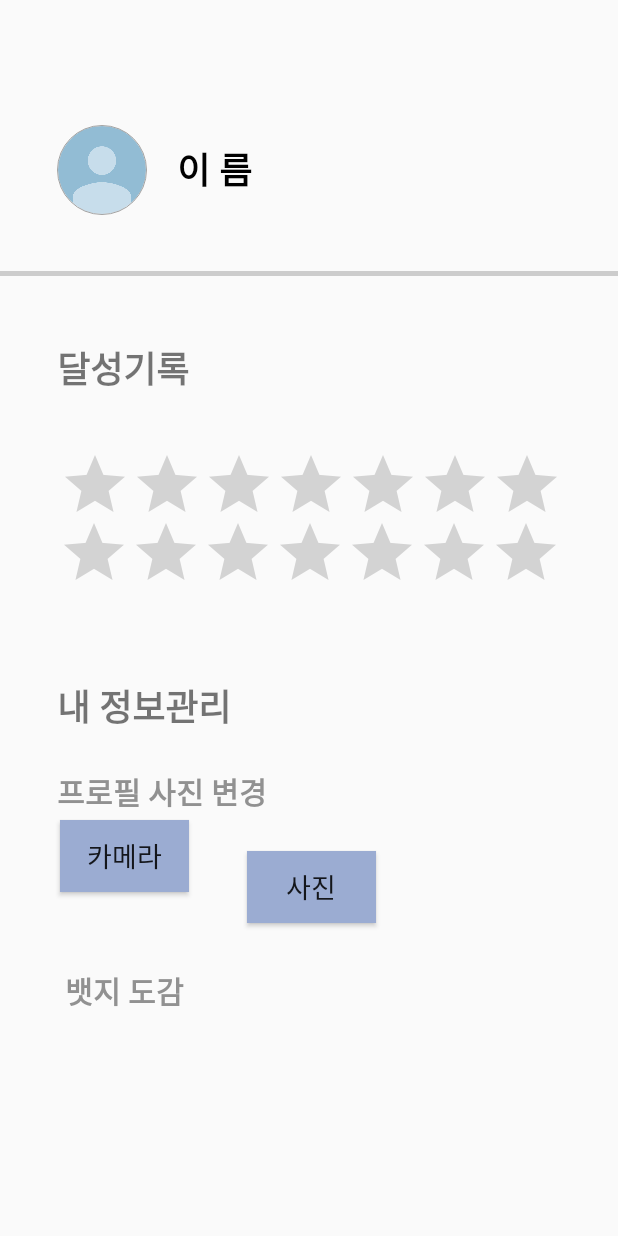
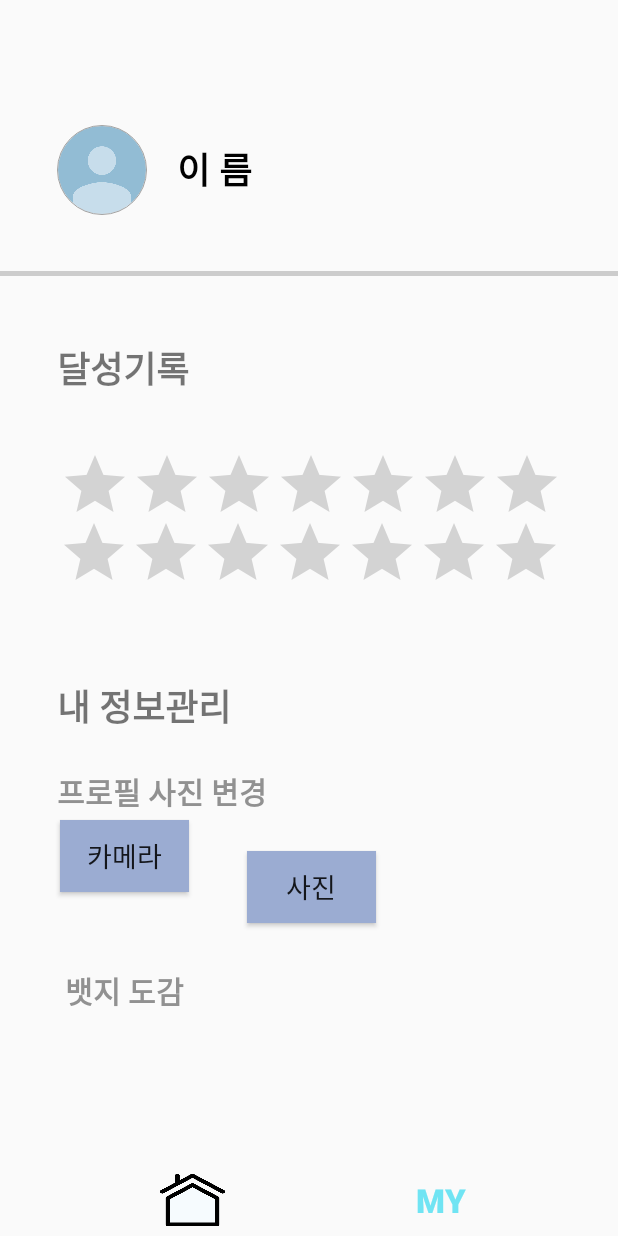
Before and after one commit to pknu-wap/2023_2_APP_TEAM2, an Android app: the layout activity_mypage.xml on its own in the app's theme, with its tools: preview values and no code run, on a phone screen of 412 x 824 dp. Run offline under Robolectric (Android 15) with nearby library versions, the phone set to English and light mode, and no system bars.

Commit message:
myPage 연결, 홈버튼 MY버튼 생성

```diff
--- a/app/src/main/java/com/example/gogo/MainActivity.kt
+++ b/app/src/main/java/com/example/gogo/MainActivity.kt
@@ -21,7 +21,6 @@ class MainActivity : ComponentActivity() {
         binding = ActivityMainBinding.inflate(layoutInflater)
         setContentView(binding.root)
 
-        AppCompatDelegate.setDefaultNightMode(AppCompatDelegate.MODE_NIGHT_NO)
         // 네비게이션 바를 숨김
         window.decorView.systemUiVisibility = View.SYSTEM_UI_FLAG_HIDE_NAVIGATION or View.SYSTEM_UI_FLAG_FULLSCREEN
 
--- a/app/src/main/res/layout/activity_mypage.xml
+++ b/app/src/main/res/layout/activity_mypage.xml
@@ -189,4 +189,48 @@
         app:layout_constraintTop_toTopOf="parent"
         app:layout_constraintVertical_bias="0.448" />
 
+    <androidx.constraintlayout.widget.ConstraintLayout
+        android:id="@+id/LowerMarginLayout"
+        android:layout_width="match_parent"
+        android:layout_height="0dp"
+        app:layout_constraintVertical_weight="0.6"
+        app:layout_constraintBottom_toBottomOf="parent">
+
+        <LinearLayout
+            android:layout_width="wrap_content"
+            android:layout_height="wrap_content"
+            android:orientation="horizontal"
+            app:layout_constraintStart_toStartOf="parent"
+            app:layout_constraintTop_toTopOf="parent"
+            app:layout_constraintEnd_toEndOf="parent"
+            app:layout_constraintBottom_toBottomOf="parent">
+
+            <ImageButton
+                android:id="@+id/homeButton"
+                android:layout_width="50dp"
+                android:layout_height="40dp"
+                android:layout_gravity="center_vertical"
+                android:layout_marginStart="70dp"
+                android:layout_marginEnd="50dp"
+                android:background="@android:color/transparent"
+                android:contentDescription="홈으로 가기"
+                android:scaleType="fitXY"
+                android:src="@drawable/home_image" />
+
+            <Button
+                android:id="@+id/myPageButton"
+                android:layout_width="70dp"
+                android:layout_height="wrap_content"
+                android:layout_marginStart="55dp"
+                android:layout_marginEnd="50dp"
+                android:background="@android:color/transparent"
+                android:text="MY"
+                android:textColor="#70E4F3"
+                android:textSize="22dp"
+                android:textStyle="bold" />
+        </LinearLayout>
+
+
+    </androidx.constraintlayout.widget.ConstraintLayout>
+
 </androidx.constraintlayout.widget.ConstraintLayout>
```
Also changed, not shown: app/src/main/AndroidManifest.xml (+9 -0 lines), app/src/main/java/com/example/gogo/gogo2/MyPageActivity.kt (+25 -0 lines), app/src/main/java/com/example/gogo/habit2/detail/HabitDetailActivity.kt (+10 -4 lines), app/src/main/java/com/example/gogo/habit2/habit/data/HabitActivity.kt (+11 -3 lines).
